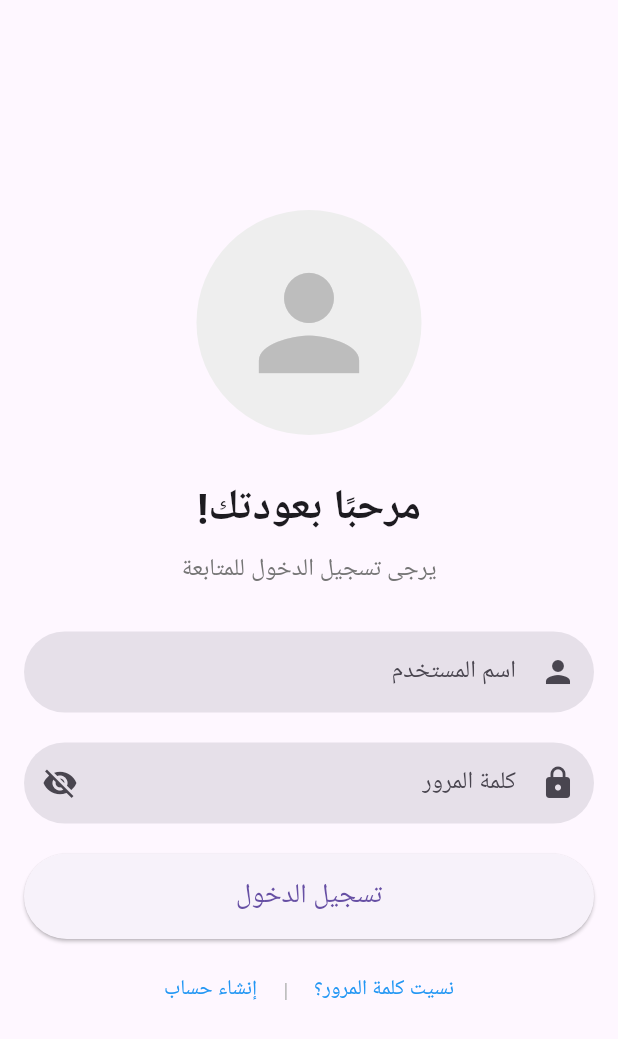
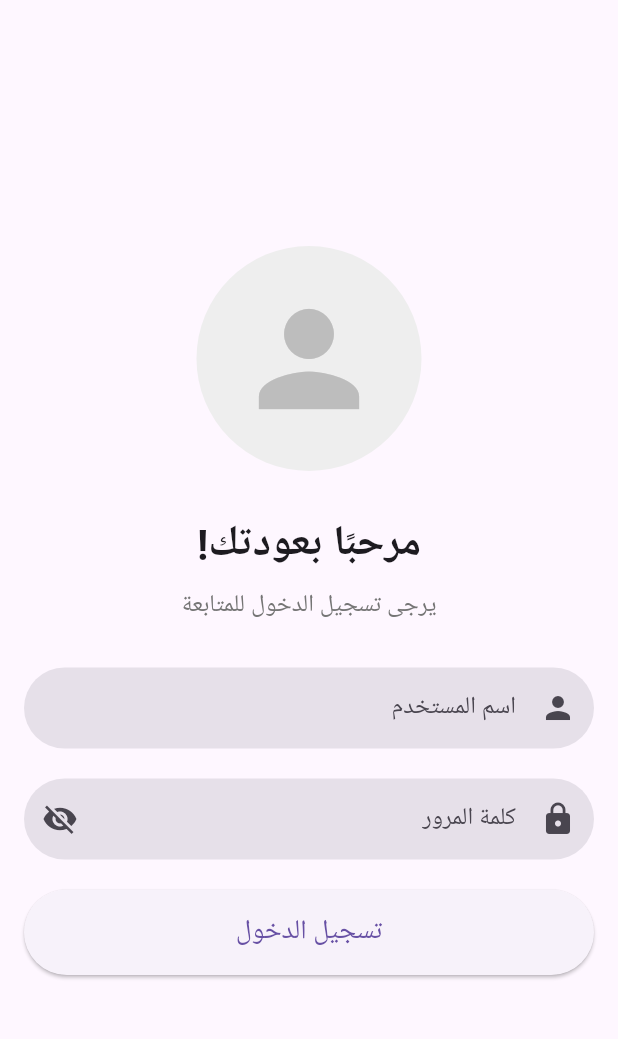
Before and after one commit to omer358/Donor-Dashboard, a Flutter app: the screen it shows after launch, on a phone screen of 412 x 824 dp. Shown: the top 1039 px of the screen. Run offline on Flutter 3.47's test engine with Material 3 defaults, Android fonts, the phone set to English and light mode, and no system bars; our stand-ins replace cloud_firestore, firebase_auth, firebase_core, get; accounts and stored records are empty; statements that could not run were skipped.

Commit message:
remvove the signup pass restore options

```diff
--- a/lib/views/login_screen.dart
+++ b/lib/views/login_screen.dart
@@ -3,6 +3,8 @@ import 'package:get/get.dart';
 import '../controllers/auth_controller.dart';
 
 class LoginScreen extends StatefulWidget {
+  const LoginScreen({super.key});
+
   @override
   _LoginScreenState createState() => _LoginScreenState();
 }
@@ -92,41 +94,6 @@ class _LoginScreenState extends State<LoginScreen> {
                 ),
                 const SizedBox(height: 10),
                 // Additional Options Row (e.g., Forgot Password, Sign Up)
-                Row(
-                  mainAxisAlignment: MainAxisAlignment.center,
-                  children: [
-                    TextButton(
-                      onPressed: () {
-                        // Navigate to "Forgot Password" screen
-                      },
-                      child: const Text(
-                        "نسيت كلمة المرور؟",
-                        style: TextStyle(
-                          fontSize: 14,
-                          color: Colors.blue,
-                        ),
-                      ),
-                    ),
-                    const SizedBox(width: 5),
-                    Text(
-                      "|",
-                      style: TextStyle(color: Colors.grey[400]),
-                    ),
-                    const SizedBox(width: 5),
-                    TextButton(
-                      onPressed: () {
-                        // Navigate to "Sign Up" screen
-                      },
-                      child: const Text(
-                        "إنشاء حساب",
-                        style: TextStyle(
-                          fontSize: 14,
-                          color: Colors.blue,
-                        ),
-                      ),
-                    ),
-                  ],
-                ),
               ],
             ),
           ),
```
